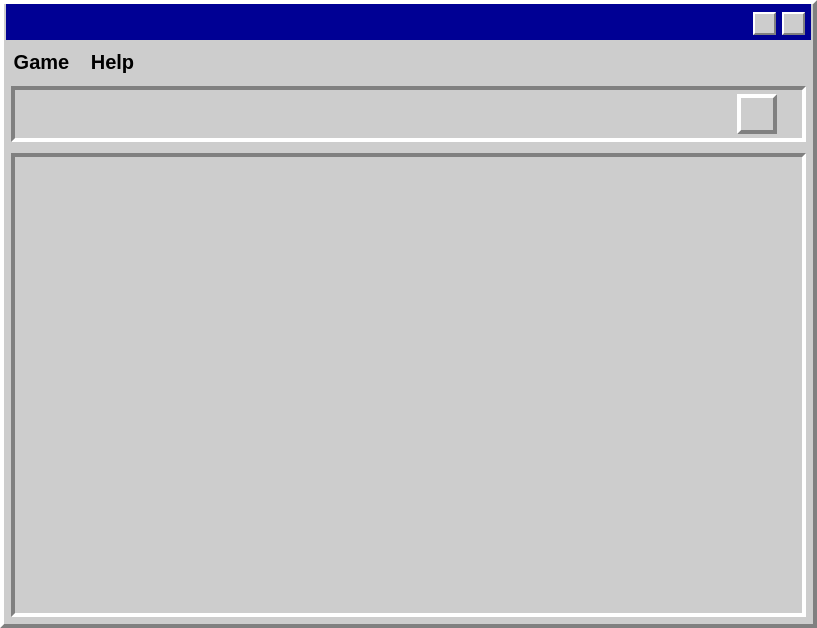
First picture: the form in src/view/window.ui, repository somedude72/minesweeper, before the edit.
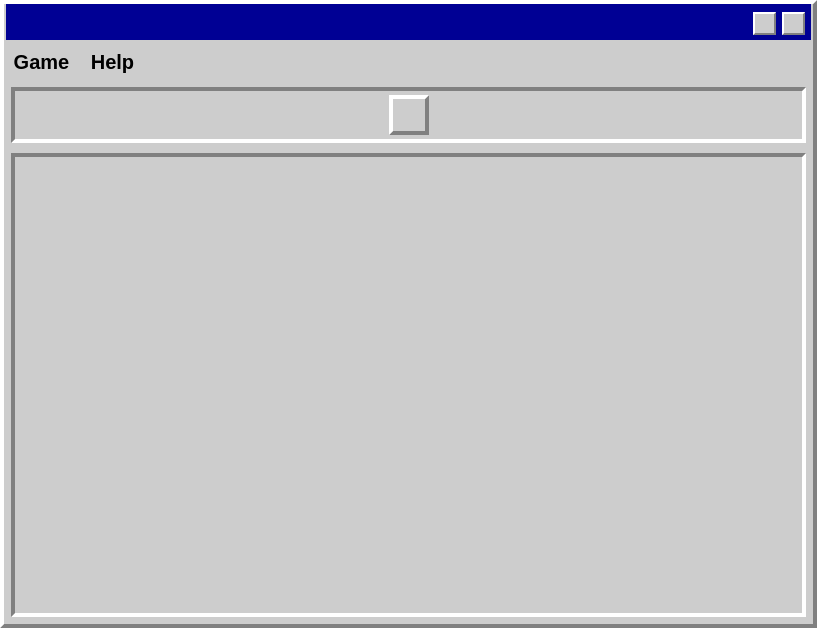
Second picture: the form after the edit.

Commit message: Fixed bugged reset button

Diff of the .ui file:
```diff
--- a/src/view/window.ui
+++ b/src/view/window.ui
@@ -330,17 +330,14 @@
           </size>
          </property>
          <layout class="QGridLayout" name="control_widget_layout" columnstretch="0,0,0,0">
-          <property name="sizeConstraint">
-           <enum>QLayout::SizeConstraint::SetMaximumSize</enum>
-          </property>
           <property name="leftMargin">
-           <number>0</number>
+           <number>16</number>
           </property>
           <property name="topMargin">
            <number>0</number>
           </property>
           <property name="rightMargin">
-           <number>0</number>
+           <number>16</number>
           </property>
           <property name="bottomMargin">
            <number>0</number>
@@ -351,7 +348,7 @@
              <enum>Qt::Orientation::Horizontal</enum>
             </property>
             <property name="sizeType">
-             <enum>QSizePolicy::Policy::Preferred</enum>
+             <enum>QSizePolicy::Policy::Expanding</enum>
             </property>
             <property name="sizeHint" stdset="0">
              <size>
```
